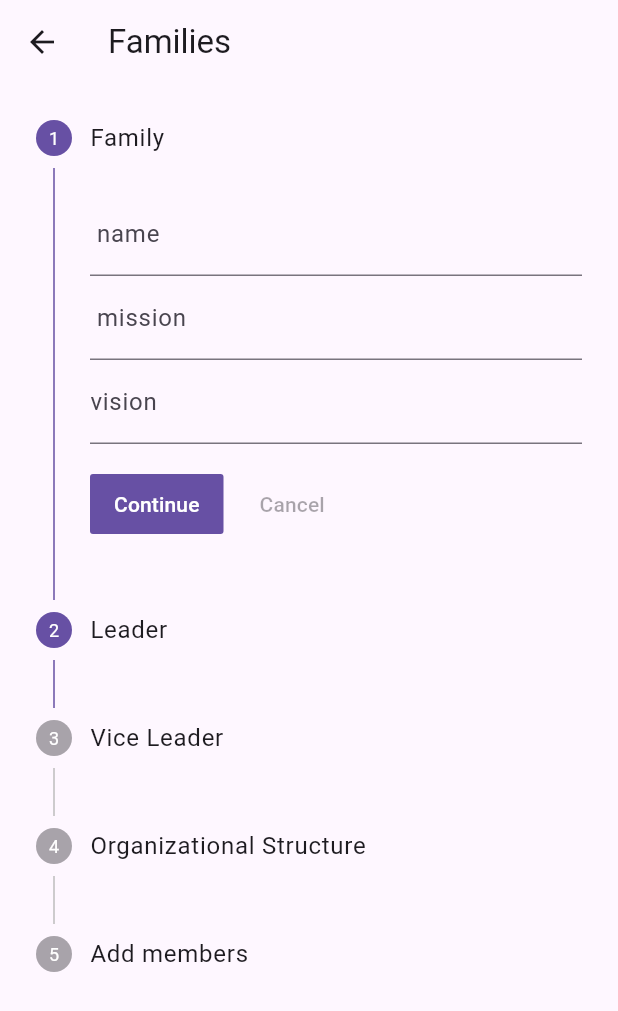
After one commit to Kareemasuity/hive2, a Flutter app: the Families screen opened by its route, on a phone screen of 412 x 824 dp. The commit adds this screen. Shown: the top 1011 px of the screen. Run offline on Flutter 3.47's test engine with Material 3 defaults, Android fonts, the light colour scheme and no system bars; our stand-ins replace animated_text_kit, another_carousel_pro, cached_network_image, flutter_staggered_animations, flutter_svg, ionicons; accounts and stored records are empty.

Commit message:
Families page

```diff
--- /dev/null
+++ b/lib/families.dart
@@ -0,0 +1,250 @@
+// ignore_for_file: non_constant_identifier_names
+
+import 'package:flutter/material.dart';
+import 'package:flutter/widgets.dart';
+import 'package:hive/models/member_list_model.dart';
+import 'package:hive/provider/member_list_provider.dart';
+import 'package:provider/provider.dart';
+
+class Families extends StatefulWidget {
+  const Families({super.key});
+
+  @override
+  State<Families> createState() => _FamiliesState();
+}
+
+class _FamiliesState extends State<Families> {
+  int currentStep = 0;
+  int counter = 0;
+  late MemberList memberList;
+  bool get isFirstStep => currentStep == 0;
+  bool get isLastStep => currentStep == steps().length - 1;
+
+  var familyMembers;
+  var FMemberName = TextEditingController();
+  late GlobalKey<FormState> _globalKey;
+
+  final FamilyName = TextEditingController();
+  final FMission = TextEditingController();
+  final FVision = TextEditingController();
+  final FamilyRapporteur = TextEditingController();
+
+  final leaderName = TextEditingController();
+  final leaderID = TextEditingController();
+  final leaderPhone = TextEditingController();
+  final leaderAddress = TextEditingController();
+
+  final VleaderName = TextEditingController();
+  final VleaderID = TextEditingController();
+  final VleaderPhone = TextEditingController();
+  final VleaderAddress = TextEditingController();
+
+  @override
+  void initState() {
+    super.initState();
+    memberList = MemberList([]);
+    familyMembers = Provider.of<MemberListProvider>(context, listen: false);
+    FMemberName = TextEditingController();
+    _globalKey = GlobalKey<FormState>();
+  }
+
+  @override
+  void dispose() {
+    FMemberName.dispose();
+    super.dispose();
+  }
+
+  @override
+  Widget build(BuildContext context) {
+    return Scaffold(
+      appBar: AppBar(
+        title: Text("Families"),
+      ),
+      body: Stepper(
+        steps: steps(),
+        currentStep: currentStep,
+        onStepContinue: () {
+          if (isLastStep) {
+          } else {
+            setState(() {
+              currentStep += 1;
+            });
+          }
+        },
+        onStepCancel: isFirstStep
+            ? null
+            : () => setState(() {
+                  currentStep -= 1;
+                }),
+        onStepTapped: (step) => setState(() => currentStep = step),
+      ),
+    );
+  }
+
+  List<Step> steps() {
+    return [
+      Step(
+          title: Text("Family"),
+          content: Column(
+            children: [
+              TextFormField(
+                controller: FamilyName,
+                decoration: InputDecoration(labelText: ' name'),
+                keyboardType: TextInputType.name,
+              ),
+              TextFormField(
+                controller: FMission,
+                decoration: InputDecoration(labelText: ' mission'),
+                keyboardType: TextInputType.multiline,
+              ),
+              TextFormField(
+                controller: FVision,
+                decoration: InputDecoration(labelText: 'vision'),
+                keyboardType: TextInputType.multiline,
+              ),
+            ],
+          ),
+          isActive: currentStep >= 0),
+      Step(
+          title: Text("Leader"),
+          content: Column(
+            children: [
+              TextFormField(
+                controller: leaderName,
+                decoration: InputDecoration(labelText: ' name'),
+                keyboardType: TextInputType.name,
+              ),
+              TextFormField(
+                controller: leaderID,
+                decoration: InputDecoration(labelText: ' ID'),
+                keyboardType: TextInputType.multiline,
+              ),
+              TextFormField(
+                controller: leaderPhone,
+                decoration: InputDecoration(labelText: 'phone number'),
+                keyboardType: TextInputType.phone,
+              ),
+              TextFormField(
+                controller: leaderAddress,
+                decoration: InputDecoration(labelText: 'Address'),
+                keyboardType: TextInputType.multiline,
+              ),
+            ],
+          ),
+          isActive: currentStep >= 0),
+      Step(
+          title: Text("Vice Leader"),
+          content: Column(
+            children: [
+              TextFormField(
+                controller: VleaderName,
+                decoration: InputDecoration(
+                  labelText: ' name',
+                ),
+                keyboardType: TextInputType.name,
+              ),
+              TextFormField(
+                controller: VleaderID,
+                decoration: InputDecoration(labelText: ' ID'),
+                keyboardType: TextInputType.multiline,
+              ),
+              TextFormField(
+                controller: VleaderPhone,
+                decoration: InputDecoration(labelText: 'phone number'),
+                keyboardType: TextInputType.phone,
+              ),
+              TextFormField(
+                controller: VleaderAddress,
+                decoration: InputDecoration(labelText: 'Address'),
+                keyboardType: TextInputType.multiline,
+              ),
+            ],
+          ),
+          isActive: currentStep >= 1),
+      Step(
+          title: Text("Organizational Structure"),
+          content: Column(
+            children: [
+              TextFormField(
+                controller: FamilyRapporteur,
+                decoration:
+                    InputDecoration(labelText: 'Family Rapporteur Name'),
+                keyboardType: TextInputType.multiline,
+              ),
+              TextFormField(
+                controller: FamilyRapporteur,
+                decoration:
+                    InputDecoration(labelText: 'Family Rapporteur Name'),
+                keyboardType: TextInputType.multiline,
+              ),
+            ],
+          ),
+          isActive: currentStep >= 2),
+      Step(
+        title: Text("Add members"),
+        content: ChangeNotifierProvider<MemberListProvider>(
+          create: (context) => MemberListProvider(),
+          child: Column(
+            children: [
+              Form(
+                key: _globalKey,
+                child: TextFormField(
+                  controller: FMemberName,
+                  onSaved: (newValue) => familyMembers.addMember(newValue),
+                  validator: (value) {
+                    if (value!.length > 0) {
+                      return null;
+                    } else {
+                      return "Add member name";
+                    }
+                  },
+                ),
+              ),
+              SizedBox(
+                height: 5,
+              ),
+              ElevatedButton(
+                child: Text("Add members"),
+                onPressed: () {
+                  if (_globalKey.currentState!.validate()) {
+                    familyMembers.addMember(FMemberName.text);
+                    _globalKey.currentState!.save();
+                  }
+                },
+              ),
+              SizedBox(
+                height: 5,
+              ),
+              Consumer<MemberListProvider>(
+                builder: (BuildContext context, MemberListProvider provider,
+                    Widget? listTile) {
+                  return SizedBox(
+                    height: 50,
+                    child: ListView.builder(
+                        itemBuilder: (context, index) =>
+                            BuildList(context, index),
+                        itemCount: provider.list.length),
+                  );
+                },
+              )
+            ],
+          ),
+        ),
+        isActive: currentStep >= 3,
+      )
+    ];
+  }
+
+  Widget BuildList(BuildContext context, int index) {
+    final member = context.read<MemberListProvider>().list[index];
+    return Dismissible(
+      key: Key(member),
+      onDismissed: (direction) {
+        context.read<MemberListProvider>().removeMember(index);
+      },
+      child: ListTile(
+        title: Text(member),
+      ),
+    );
+  }
+}
--- a/lib/image_slider.dart
+++ b/lib/image_slider.dart
@@ -1,8 +1,14 @@
 import 'package:flutter/material.dart';
 import 'package:another_carousel_pro/another_carousel_pro.dart';
 import 'package:hive/Nav_bar.dart';
+import 'package:hive/art.dart';
 // ignore: unused_import
 import 'package:hive/categories_sub_categories_screen/categories_sub_categories_screen.dart';
+import 'package:hive/culture.dart';
+import 'package:hive/families.dart';
+import 'package:hive/other_activities.dart';
+import 'package:hive/rovers.dart';
+import 'package:hive/science.dart';
 import 'package:hive/sports.dart';
 import 'package:hive/trips_page.dart';
 
@@ -14,14 +20,24 @@ class ImageSliders extends StatefulWidget {
 }
 
 class _ImageSlidersState extends State<ImageSliders> {
+  final Map<String, Widget> routeWidgets = {
+    'sports': SportsPage(),
+    'culture': CulturePage(),
+    'science': SciencePage(),
+    'families': Families(),
+    'art': ArtsPage(),
+    'rovers': RoversPage(),
+    'otherActivities': OtherActivities(),
+  };
+
   final List<Map<String, String>> categories = [
-    {"name": "Sports"},
-    {"name": "Culture"},
-    {"name": "science"},
-    {"name": "families"},
-    {"name": "Art"},
-    {"name": "Rovers"},
-    {"name": "other actvites"},
+    {"name": "Sports", "screen": "sports"},
+    {"name": "Culture", "screen": "culture"},
+    {"name": "Science", "screen": "science"},
+    {"name": "Families", "screen": "families"},
+    {"name": "Art", "screen": "art"},
+    {"name": "Rovers", "screen": "rovers"},
+    {"name": "Other Activities", "screen": "otherActivities"},
   ];
 
   @override
@@ -68,6 +84,10 @@ class _ImageSlidersState extends State<ImageSliders> {
               itemBuilder: (context, index) {
                 return GestureDetector(
                   onTap: () {
+                    Navigator.of(context).push(MaterialPageRoute(
+                        builder: (context) =>
+                            routeWidgets[categories[index]["screen"]] ??
+                            Container()));
                     // Handle category tap
                   },
                   child: Container(
@@ -105,7 +125,7 @@ class _ImageSlidersState extends State<ImageSliders> {
                     Navigator.push(
                       context,
                       MaterialPageRoute(
-                        builder: (context) => tripsPage(),
+                        builder: (context) => Families(),
                       ),
                     );
                   },
--- a/lib/login.dart
+++ b/lib/login.dart
@@ -100,8 +100,8 @@ class _LoginScreenState extends State<LoginScreen> {
                 SizedBox(height: 20),
                 ElevatedButton(
                   style: ElevatedButton.styleFrom(
-                    primary: Colors.blue,
-                    onPrimary: Colors.white,
+                    foregroundColor: Colors.white,
+                    backgroundColor: Colors.blue,
                     shape: RoundedRectangleBorder(
                       borderRadius: BorderRadius.circular(30.0),
                     ),
@@ -130,7 +130,7 @@ class _LoginScreenState extends State<LoginScreen> {
                     );
                   },
                   style: TextButton.styleFrom(
-                    primary: Colors.white,
+                    foregroundColor: Colors.white,
                     textStyle: TextStyle(
                       decoration: TextDecoration.underline,
                     ),
--- /dev/null
+++ b/lib/models/member_list_model.dart
@@ -0,0 +1,6 @@
+class MemberList {
+  List<String> _list = [];
+  MemberList(this._list);
+
+  List get list => _list;
+}
--- /dev/null
+++ b/lib/provider/member_list_provider.dart
@@ -0,0 +1,14 @@
+import 'package:flutter/material.dart';
+
+class MemberListProvider with ChangeNotifier {
+  List<String> list = [];
+  void addMember(String memberName) {
+    list.add(memberName);
+    notifyListeners();
+  }
+
+  void removeMember(int index) {
+    list.removeAt(index);
+    notifyListeners();
+  }
+}
--- a/lib/sign_up.dart
+++ b/lib/sign_up.dart
@@ -126,8 +126,8 @@ class _SignUpScreenState extends State<SignUpScreen> {
                   SizedBox(height: 40),
                   ElevatedButton(
                     style: ElevatedButton.styleFrom(
-                      primary: Colors.blue,
-                      onPrimary: Colors.white,
+                      foregroundColor: Colors.white,
+                      backgroundColor: Colors.blue,
                       shape: RoundedRectangleBorder(
                         borderRadius: BorderRadius.circular(30.0),
                       ),
--- a/pubspec.yaml
+++ b/pubspec.yaml
@@ -43,6 +43,7 @@ dependencies:
   flutter_staggered_animations: ^1.1.1
   cached_network_image: ^3.3.1
   flutter_svg: ^2.0.10+1
+  provider: ^6.1.2
 
 
 dev_dependencies:
```
Also changed, not shown: lib/art.dart (added, +15 -0 lines), lib/culture.dart (added, +15 -0 lines), lib/main.dart (+25 -3 lines), lib/other_activities.dart (added, +15 -0 lines), lib/rovers.dart (added, +15 -0 lines), lib/science.dart (added, +15 -0 lines), pubspec.lock.
